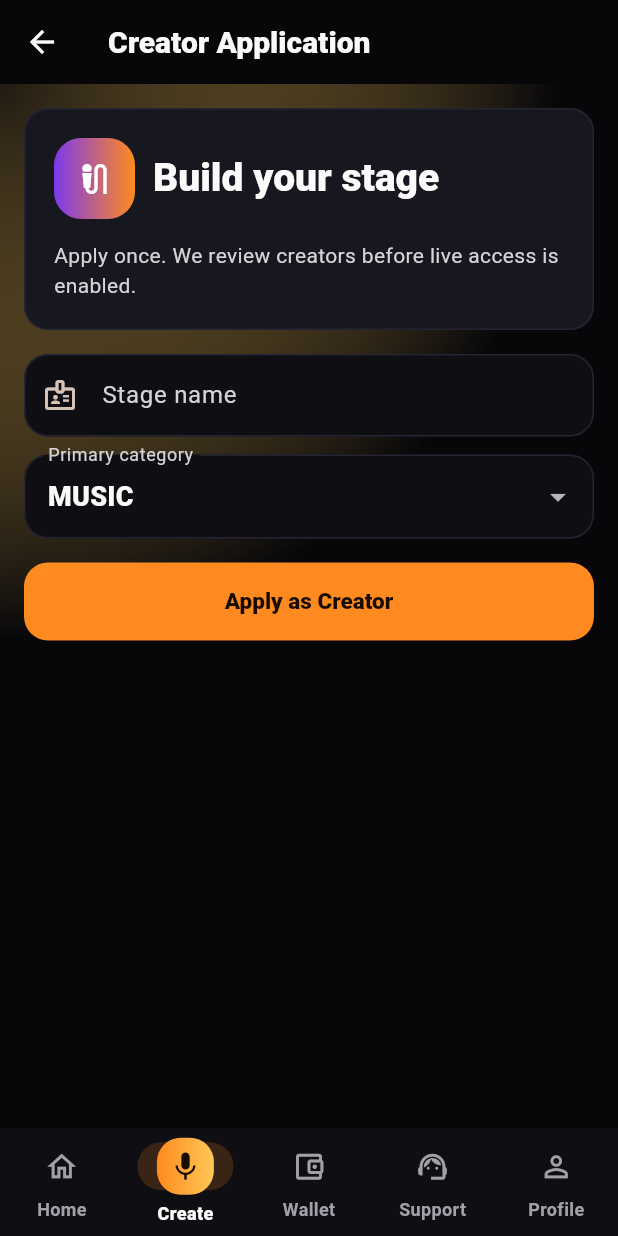
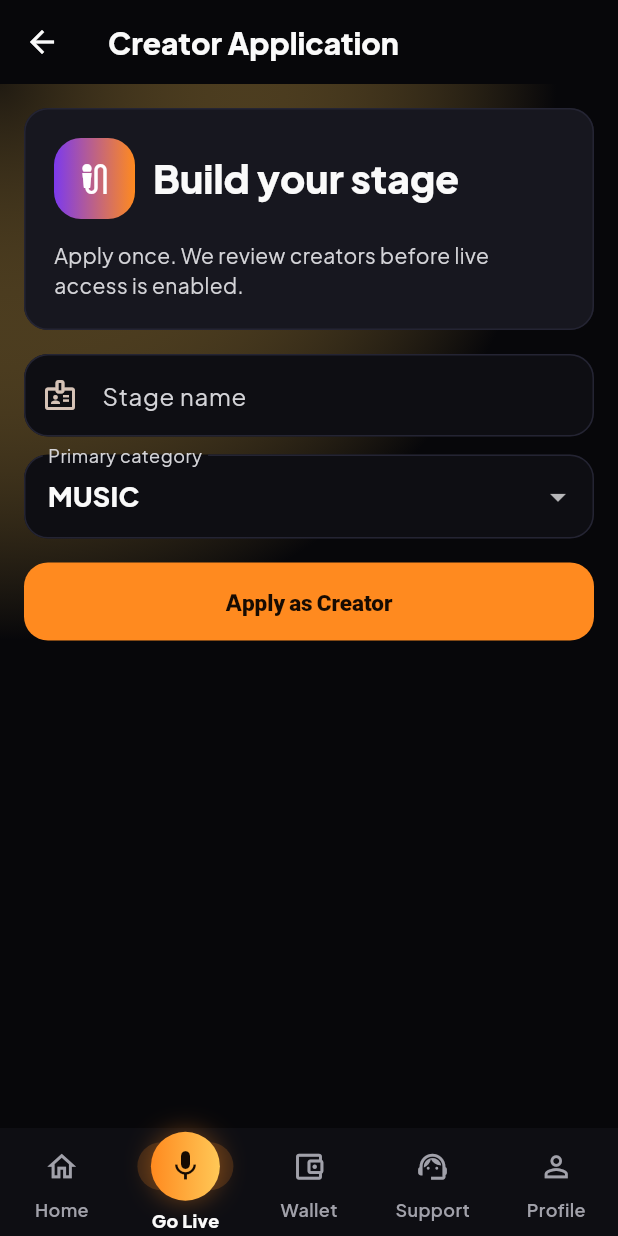
Before and after one commit to Thepluscode/afristage, a Flutter app: the HomeShell screen opened directly, item 2 of the bottom bar chosen, on a phone screen of 412 x 824 dp. Run offline on Flutter 3.47's test engine with Material 3 defaults, Android fonts, the phone set to English and light mode, and no system bars; our stand-ins replace flutter_secure_storage, google_fonts, image_picker, socket_io_client; missing offline and left inert: livekit_client; accounts and stored records are empty; network calls fail.

Commit message:
feat(mobile): design font, Go Live nav button, room top bar tags
Three fidelity items from the mockups: (1) Plus Jakarta Sans applied app-wide
via google_fonts — the rounded geometric sans the mockups use; (2) bottom-nav
center becomes a prominent gold circular 'Go Live' button with glow; (3) live
room top bar becomes a frosted creator chip with a purple Follow pill and a
teal LIVE / category / language tag row. All confirmed on device.

Co-Authored-By: Claude Opus 4.8 (1M context) <noreply@anthropic.com>

```diff
--- a/apps/mobile/lib/main.dart
+++ b/apps/mobile/lib/main.dart
@@ -53,6 +53,25 @@ class HomeShell extends StatefulWidget {
   State<HomeShell> createState() => _HomeShellState();
 }
 
+// Prominent gold "Go Live" center action in the bottom nav (per the mockup).
+class _GoLiveButton extends StatelessWidget {
+  const _GoLiveButton({required this.icon});
+  final IconData icon;
+  @override
+  Widget build(BuildContext context) {
+    return Container(
+      width: 46,
+      height: 46,
+      decoration: BoxDecoration(
+        gradient: const LinearGradient(colors: [AfriColors.orange, AfriColors.gold]),
+        shape: BoxShape.circle,
+        boxShadow: [BoxShadow(color: AfriColors.orange.withValues(alpha: 0.4), blurRadius: 14)],
+      ),
+      child: Icon(icon, color: const Color(0xFF170B02), size: 24),
+    );
+  }
+}
+
 class _HomeShellState extends State<HomeShell> {
   int _index = 0;
 
@@ -71,28 +90,10 @@ class _HomeShellState extends State<HomeShell> {
           icon: Icon(Icons.home_outlined),
           selectedIcon: Icon(Icons.home),
           label: 'Home'),
-      NavigationDestination(
-        icon: Container(
-          width: 38,
-          height: 38,
-          decoration: BoxDecoration(
-            gradient: const LinearGradient(
-                colors: [AfriColors.orange, AfriColors.gold]),
-            borderRadius: BorderRadius.circular(16),
-          ),
-          child: const Icon(Icons.add, color: Color(0xFF170B02)),
-        ),
-        selectedIcon: Container(
-          width: 38,
-          height: 38,
-          decoration: BoxDecoration(
-            gradient: const LinearGradient(
-                colors: [AfriColors.orange, AfriColors.gold]),
-            borderRadius: BorderRadius.circular(16),
-          ),
-          child: const Icon(Icons.mic, color: Color(0xFF170B02)),
-        ),
-        label: 'Create',
+      const NavigationDestination(
+        icon: _GoLiveButton(icon: Icons.add),
+        selectedIcon: _GoLiveButton(icon: Icons.mic),
+        label: 'Go Live',
       ),
       const NavigationDestination(
           icon: Icon(Icons.account_balance_wallet_outlined),
--- a/apps/mobile/lib/screens/room_screen.dart
+++ b/apps/mobile/lib/screens/room_screen.dart
@@ -535,6 +535,8 @@ class _RoomScreenState extends State<RoomScreen> {
         overlay: AfriLiveTopBar(
           creatorName: widget.room.hostName ?? 'Creator',
           avatarUrl: widget.room.hostAvatarUrl,
+          category: widget.room.category,
+          language: widget.room.language,
           following: _following,
           viewerCount: _viewerCount,
           onClose: () => Navigator.pop(context),
--- a/apps/mobile/pubspec.yaml
+++ b/apps/mobile/pubspec.yaml
@@ -16,6 +16,7 @@ dependencies:
   url_launcher: ^6.3.0
   image_picker: ^1.1.2
   livekit_client: ^2.8.0
+  google_fonts: ^6.2.1
 
 dev_dependencies:
   flutter_test:
```
Also changed, not shown: apps/mobile/lib/core/afri_theme.dart (+7 -2 lines), apps/mobile/lib/widgets/afri_ui.dart (+65 -22 lines), apps/mobile/pubspec.lock.
